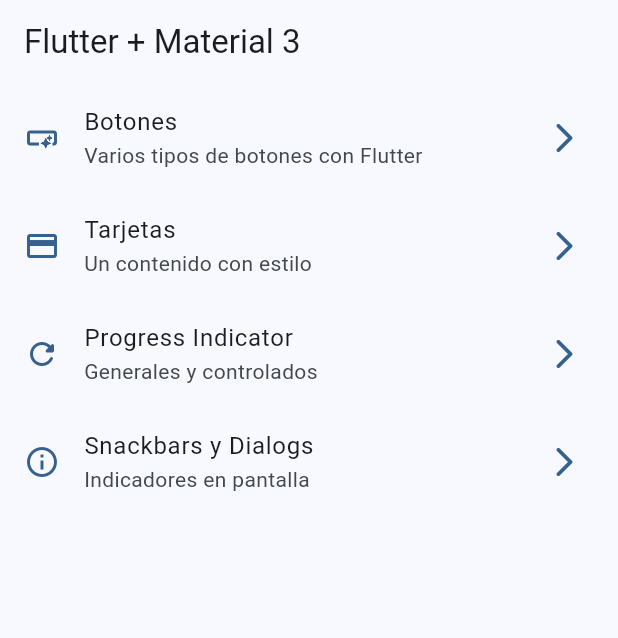
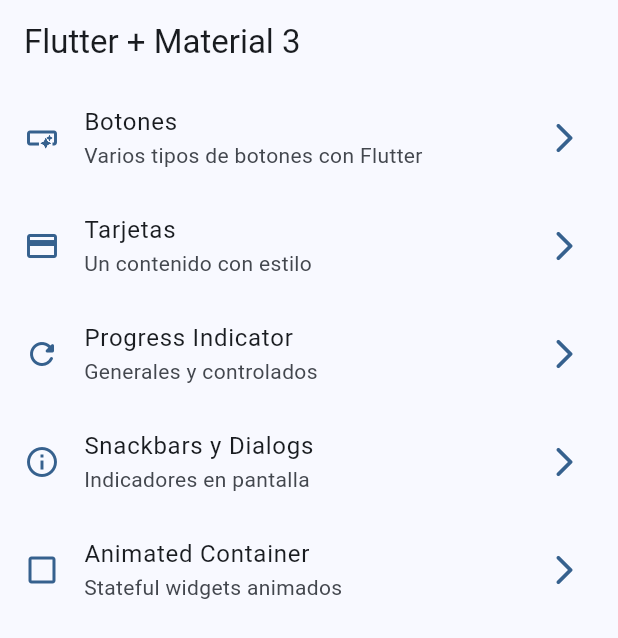
Before and after one commit to DanielDevHN/widgetsFlutterApp, a Flutter app: the screen it shows after launch, on a phone screen of 412 x 824 dp. Shown: the top 638 px of the screen. Run offline on Flutter 3.47's test engine with Material 2 defaults, Android fonts, the phone set to English and light mode, and no system bars; our stand-ins replace go_router.

```diff
--- a/lib/config/menu/menu_items.dart
+++ b/lib/config/menu/menu_items.dart
@@ -38,5 +38,11 @@ const appMenuItems = <MenuItem>[
     subTitle: 'Indicadores en pantalla',
     link: '/snackbar',
     icon: Icons.info_outline,
-  )
+  ),
+  MenuItem(
+    title: 'Animated Container',
+    subTitle: 'Stateful widgets animados',
+    link: '/animated',
+    icon: Icons.check_box_outline_blank_outlined,
+  ),
 ];
--- a/lib/config/router/app_router.dart
+++ b/lib/config/router/app_router.dart
@@ -30,5 +30,10 @@ final appRouter = GoRouter(
       name: SnackbarScreen.name,
       builder: (context, state) => const SnackbarScreen(),
     ),
+    GoRoute(
+      path: '/animated',
+      name: AnimatedScreen.name,
+      builder: (context, state) => const AnimatedScreen(),
+    ),
   ],
 );
```
Also changed, not shown: lib/presentation/screens/animated/animated_screen.dart (+51 -2 lines).
